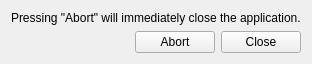
Old version of the form tracker-wxr/wxr.ui in the repository opentrack/opentrack.
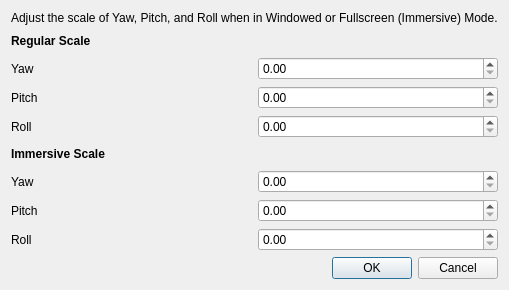
New version of the form. Icons and pictures are not drawn.

The edit to the form file:
```diff
--- a/tracker-wxr/wxr.ui
+++ b/tracker-wxr/wxr.ui
@@ -9,8 +9,8 @@
    <rect>
     <x>0</x>
     <y>0</y>
-    <width>278</width>
-    <height>58</height>
+    <width>499</width>
+    <height>290</height>
    </rect>
   </property>
   <property name="windowTitle">
@@ -36,10 +36,98 @@
       </sizepolicy>
      </property>
      <property name="text">
-      <string>Pressing &quot;Abort&quot; will immediately close the application.</string>
+      <string>Adjust the scale of Yaw, Pitch, and Roll when in Windowed or Fullscreen (Immersive) Mode.</string>
      </property>
     </widget>
    </item>
+   <item>
+    <layout class="QGridLayout" name="gridLayout">
+     <item row="1" column="1">
+      <widget class="QDoubleSpinBox" name="dblYawScale"/>
+     </item>
+     <item row="3" column="0">
+      <widget class="QLabel" name="label_6">
+       <property name="text">
+        <string>Roll</string>
+       </property>
+      </widget>
+     </item>
+     <item row="6" column="0">
+      <widget class="QLabel" name="label_8">
+       <property name="text">
+        <string>Pitch</string>
+       </property>
+      </widget>
+     </item>
+     <item row="2" column="0">
+      <widget class="QLabel" name="label_5">
+       <property name="text">
+        <string>Pitch</string>
+       </property>
+      </widget>
+     </item>
+     <item row="2" column="1">
+      <widget class="QDoubleSpinBox" name="dblPitchScale"/>
+     </item>
+     <item row="4" column="0">
+      <widget class="QLabel" name="label_3">
+       <property name="font">
+        <font>
+         <bold>true</bold>
+        </font>
+       </property>
+       <property name="text">
+        <string>Immersive Scale</string>
+       </property>
+      </widget>
+     </item>
+     <item row="1" column="0">
+      <widget class="QLabel" name="label_4">
+       <property name="text">
+        <string>Yaw</string>
+       </property>
+      </widget>
+     </item>
+     <item row="0" column="0">
+      <widget class="QLabel" name="label_2">
+       <property name="font">
+        <font>
+         <bold>true</bold>
+        </font>
+       </property>
+       <property name="text">
+        <string>Regular Scale</string>
+       </property>
+      </widget>
+     </item>
+     <item row="5" column="0">
+      <widget class="QLabel" name="label_7">
+       <property name="text">
+        <string>Yaw</string>
+       </property>
+      </widget>
+     </item>
+     <item row="3" column="1">
+      <widget class="QDoubleSpinBox" name="dblRollScale"/>
+     </item>
+     <item row="7" column="0">
+      <widget class="QLabel" name="label_9">
+       <property name="text">
+        <string>Roll</string>
+       </property>
+      </widget>
+     </item>
+     <item row="5" column="1">
+      <widget class="QDoubleSpinBox" name="dblYawScaleImmersive"/>
+     </item>
+     <item row="6" column="1">
+      <widget class="QDoubleSpinBox" name="dblPitchScaleImmersive"/>
+     </item>
+     <item row="7" column="1">
+      <widget class="QDoubleSpinBox" name="dblRollScaleImmersive"/>
+     </item>
+    </layout>
+   </item>
    <item>
     <widget class="QDialogButtonBox" name="buttonBox">
      <property name="sizePolicy">
@@ -49,7 +137,7 @@
       </sizepolicy>
      </property>
      <property name="standardButtons">
-      <set>QDialogButtonBox::Abort|QDialogButtonBox::Close</set>
+      <set>QDialogButtonBox::StandardButton::Cancel|QDialogButtonBox::StandardButton::Ok</set>
      </property>
     </widget>
    </item>
```
Left out of the diff: 4 changed lines with no effect on the pictures.
